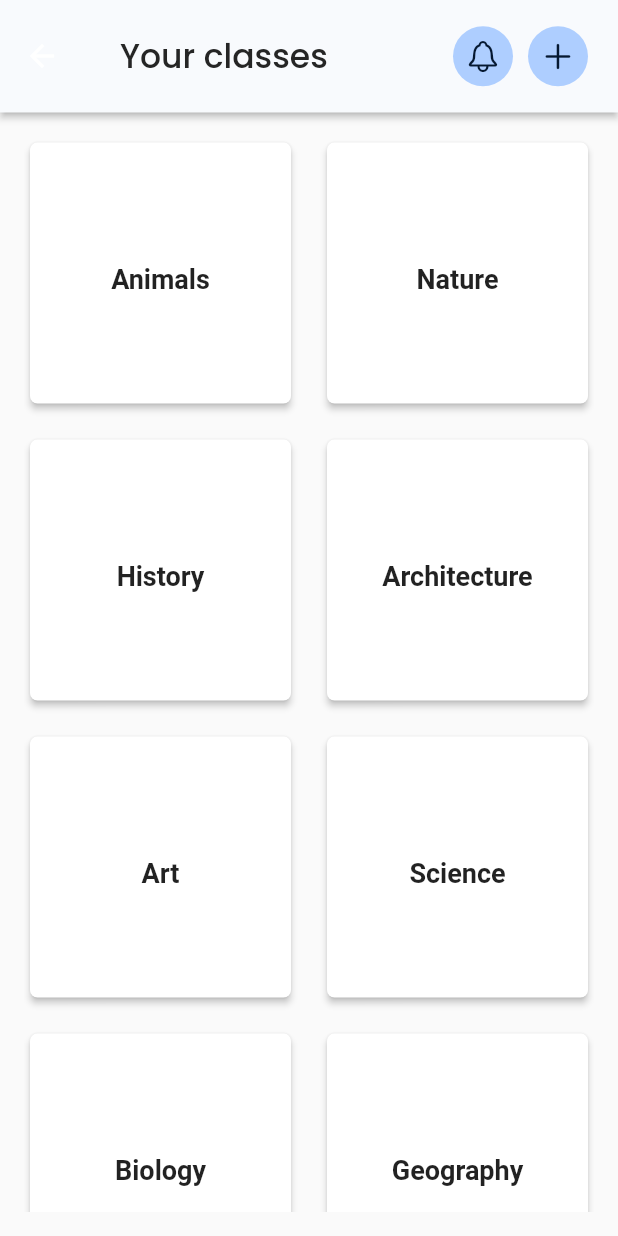
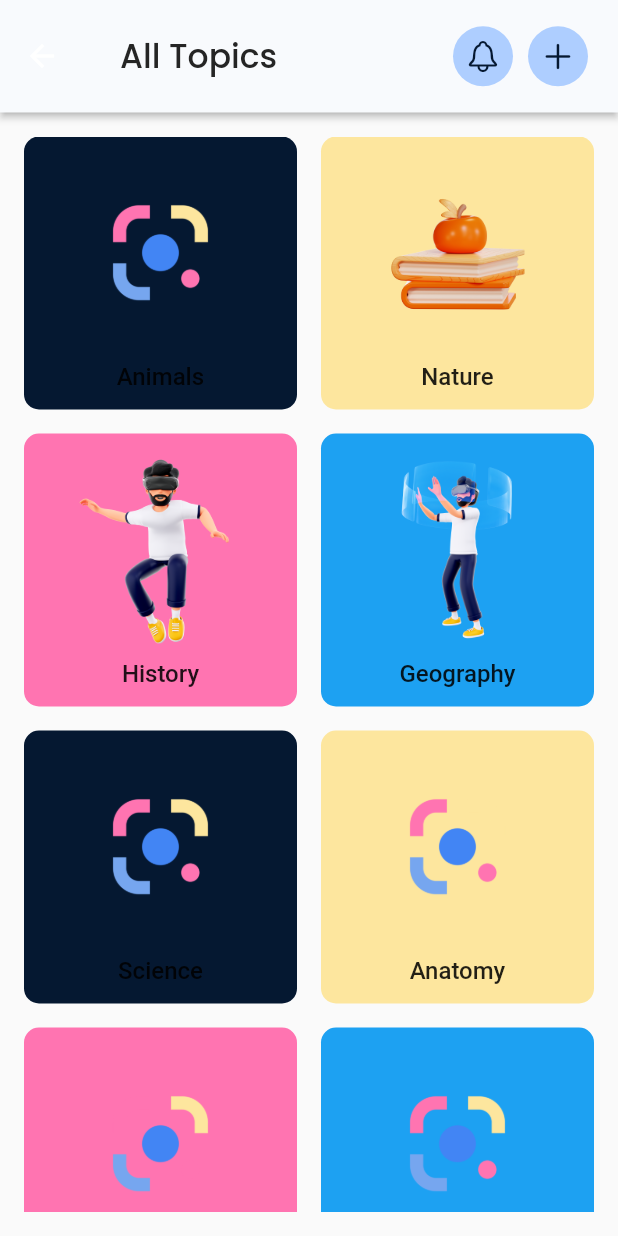
Before and after one commit to Haroldd-joness/ar_edu, a Flutter app: the Class screen opened directly, on a phone screen of 412 x 824 dp. Run offline on Flutter 3.47's test engine with Material 2 defaults, Android fonts, the light colour scheme and no system bars; our stand-ins replace connectivity_plus, firebase_auth, firebase_core, font_awesome_flutter, google_fonts; accounts and stored records are empty.

Commit message:
topic.dart ui improved

```diff
--- a/lib/constants /api_key.dart
+++ b/lib/constants /api_key.dart
@@ -1 +1 @@
-const apiKey = "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";
+const apiKey = "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";
--- /dev/null
+++ b/lib/models /topic_models.dart
@@ -0,0 +1,18 @@
+class Topics {
+ late String label;
+ late String imageUrl;
+
+ Topics({required this.label, required this.imageUrl});
+
+ static List<Topics> samples = [
+  Topics(label: 'Animals', imageUrl: 'assets/images/icon.png'),
+  Topics(label: 'Nature', imageUrl: 'assets/images/book.png'),
+  Topics(label: 'History', imageUrl: 'assets/images/AR.png'),
+  Topics(label: 'Geography', imageUrl: 'assets/images/AR2.png'),
+  Topics(label: 'Science', imageUrl: 'assets/images/icon.png'),
+  Topics(label: 'Anatomy', imageUrl: 'assets/images/icon.png'),
+  Topics(label: 'Physics', imageUrl: 'assets/images/icon.png'),
+  Topics(label: 'Architecture', imageUrl: 'assets/images/icon.png'),
+ ];
+
+}
--- a/lib/screens/onboarding.dart
+++ b/lib/screens/onboarding.dart
@@ -3,7 +3,7 @@ import 'package:ar_edu/widgets/on_boarding_contents.dart';
 import 'package:flutter/material.dart';
 
 import 'package:ar_edu/constants /constants.dart';
-import 'package:modal_bottom_sheet/modal_bottom_sheet.dart';
+
 import '../widgets/page_indicator.dart';
 import '/widgets/button.dart';
 
--- a/lib/widgets/class.dart
+++ b/lib/widgets/class.dart
@@ -1,3 +1,6 @@
+import 'dart:math';
+
+import 'package:ar_edu/models%20/topic_models.dart';
 import 'package:flutter/cupertino.dart';
 import 'package:flutter/material.dart';
 
@@ -12,8 +15,6 @@ class Class extends StatefulWidget {
 }
 
 class _ClassState extends State<Class> {
-  int _currentIndex = 0;
-  final List<String> _topics = [    'Animals',    'Nature',    'History',    'Architecture',    'Art',    'Science', 'Biology', 'Geography' ];
 
   @override
   Widget build(BuildContext context) {
@@ -25,7 +26,7 @@ class _ClassState extends State<Class> {
         title: Padding(
           padding: const EdgeInsets.all(8.0),
           child: Text(
-            "Your classes",
+            "All Topics",
             style: kClasses,
           ),
         ),
@@ -71,38 +72,44 @@ class _ClassState extends State<Class> {
             crossAxisSpacing: 16.0,
             mainAxisSpacing: 16.0,
           ),
-          itemCount: _topics.length,
+          itemCount: Topics.samples.length,
           itemBuilder: (context, index) {
             return GestureDetector(
               onTap: () {},
-              child: Card(
-                elevation: 2,
-                shape: RoundedRectangleBorder(
-                  borderRadius: BorderRadius.circular(5.0),
-                ),
-                child: Column(
-                  mainAxisAlignment: MainAxisAlignment.center,
-                  children: [
-                    // Image.asset(
-                    //   'assets/images/${_topics[index].toLowerCase()}.png',
-                    //   width: 64,
-                    //   height: 64,
-                    // ),
-                    const SizedBox(height: 8.0),
-                    Text(
-                      _topics[index],
-                      style: const TextStyle(
-                        fontSize: 18.0,
-                        fontWeight: FontWeight.bold,
-                      ),
-                    ),
-                  ],
-                ),
-              ),
+              child: buildCard(Topics.samples[index], index)
             );
           },
         ),
       ),
     );
   }
+static  const List<Color> kCardColor = [kIconText, kButtonPrimary, kButtonSecondary, kPriColor];
+
+  Widget buildCard(Topics topics, int index){
+    return Container(
+
+      //elevation: 2,
+      decoration: BoxDecoration(
+        color: kCardColor[index % kCardColor.length],
+        borderRadius: BorderRadius.circular(10.0),
+      ),
+      child: Column(
+        mainAxisAlignment: MainAxisAlignment.center,
+        children: [
+          Image(width: 130, image: AssetImage(
+            topics.imageUrl,
+          ),),
+          const SizedBox(height: 8.0),
+          Text(
+            topics.label,
+            style: const TextStyle(
+              fontSize: 16.0,
+              fontWeight: FontWeight.w500,
+            ),
+          ),
+        ],
+      ),
+    );
+  }
+
 }
```
Also changed, not shown: 1 other file.
